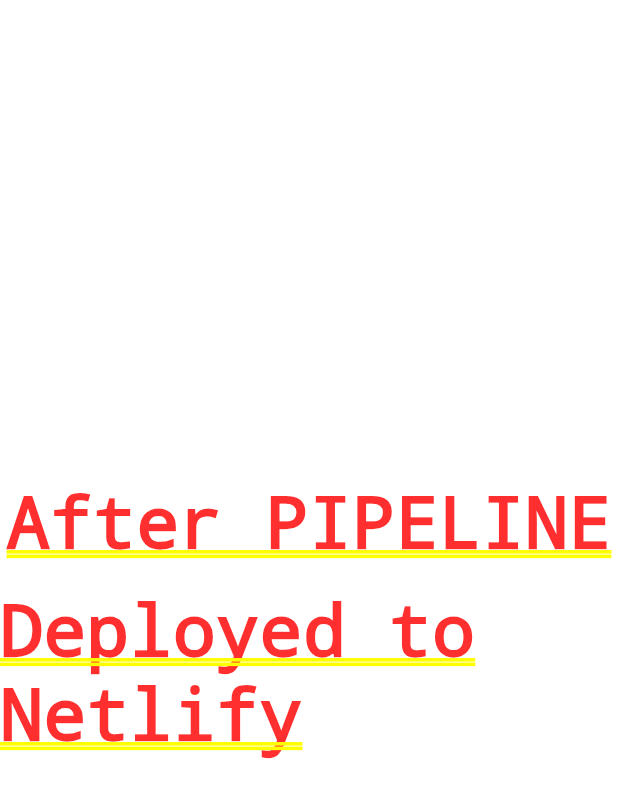
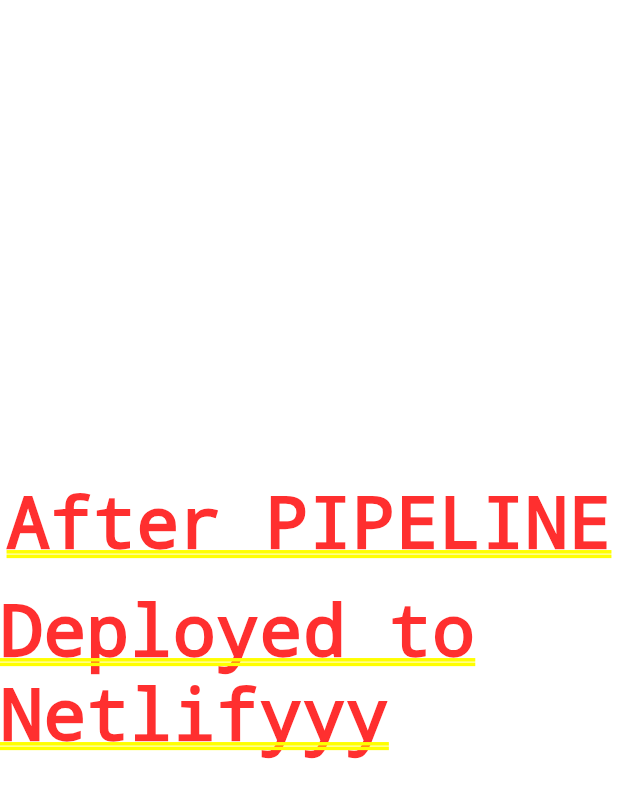
Before and after one commit to mdateeq7607/meal-cicd, a Flutter app: the MealsScreen screen opened directly with empty values, on a phone screen of 412 x 824 dp. Shown: the top 798 px of the screen. Run offline on Flutter 3.47's test engine with Material 2 defaults, Android fonts, the phone set to English and light mode, and no system bars; our stand-ins replace google_fonts, transparent_image.

Commit message:
NetlifyDeploy2

```diff
--- a/lib/screens/meals.dart
+++ b/lib/screens/meals.dart
@@ -44,7 +44,7 @@ class MealsScreen extends StatelessWidget {
           children: const [
             Text('After PIPELINE'),
             SizedBox(height: 16),
-            Text('Deployed to Netlify'),
+            Text('Deployed to Netlifyyy'),
           ],
         ),
       );
```
Also changed, not shown: 1 other file.
